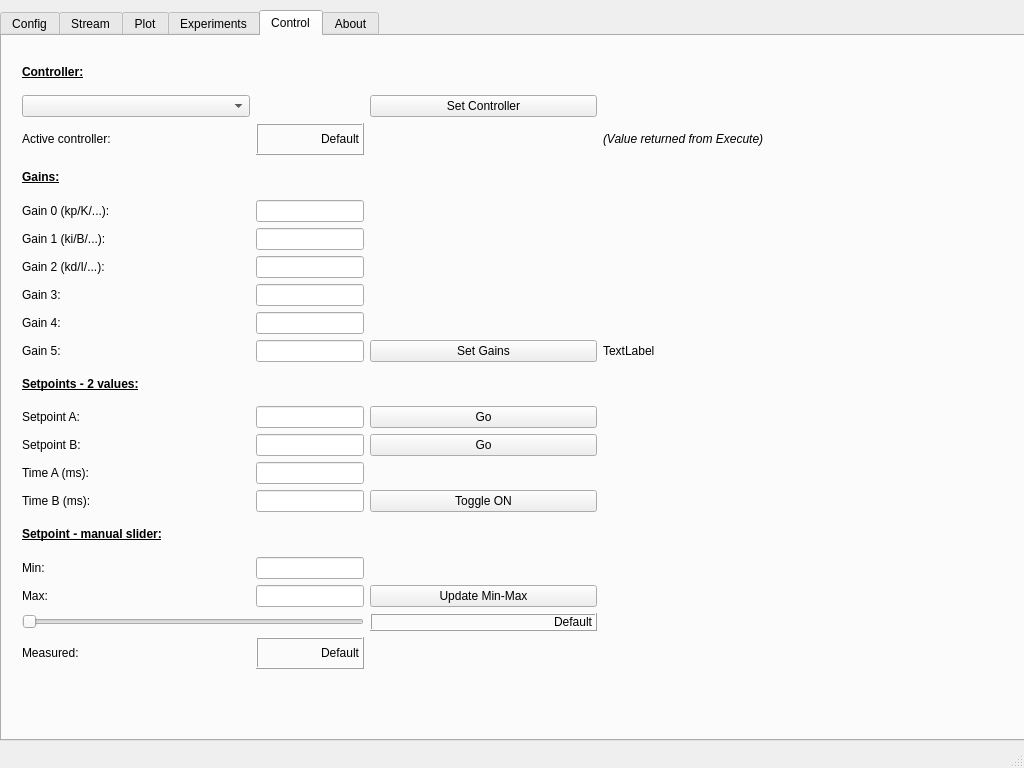
Above: execute-gui-1/mainwindow.ui from JFDuval/FlexSEA before the change. Below: the same form after it.
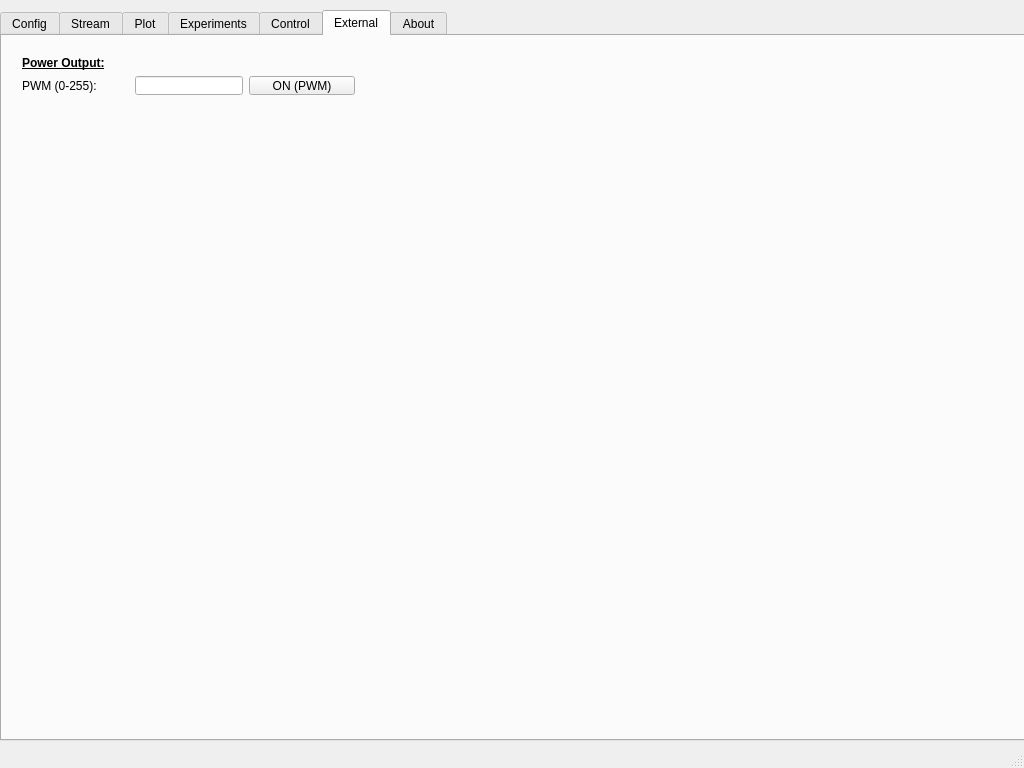
That is the form after the change. Custom widgets are drawn as their Qt base class.

Commit message: New External tab

Diff of the .ui file:
```diff
--- a/execute-gui-1/mainwindow.ui
+++ b/execute-gui-1/mainwindow.ui
@@ -42,7 +42,7 @@
      </rect>
     </property>
     <property name="currentIndex">
-     <number>4</number>
+     <number>5</number>
     </property>
     <widget class="QWidget" name="config">
      <attribute name="title">
@@ -2281,6 +2281,57 @@
       </layout>
      </widget>
     </widget>
+    <widget class="QWidget" name="external">
+     <attribute name="title">
+      <string>External</string>
+     </attribute>
+     <widget class="QWidget" name="gridLayoutWidget_8">
+      <property name="geometry">
+       <rect>
+        <x>9</x>
+        <y>9</y>
+        <width>355</width>
+        <height>61</height>
+       </rect>
+      </property>
+      <layout class="QGridLayout" name="gridLayout_9">
+       <item row="1" column="1">
+        <widget class="QLineEdit" name="ext_pwro_pwm">
+         <property name="sizePolicy">
+          <sizepolicy hsizetype="Fixed" vsizetype="Fixed">
+           <horstretch>0</horstretch>
+           <verstretch>0</verstretch>
+          </sizepolicy>
+         </property>
+         <property name="alignment">
+          <set>Qt::AlignRight|Qt::AlignTrailing|Qt::AlignVCenter</set>
+         </property>
+        </widget>
+       </item>
+       <item row="0" column="0">
+        <widget class="QLabel" name="label_63">
+         <property name="text">
+          <string>&lt;html&gt;&lt;head/&gt;&lt;body&gt;&lt;p&gt;&lt;span style=&quot; font-weight:600; text-decoration: underline;&quot;&gt;Power Output:&lt;/span&gt;&lt;/p&gt;&lt;/body&gt;&lt;/html&gt;</string>
+         </property>
+        </widget>
+       </item>
+       <item row="1" column="0">
+        <widget class="QLabel" name="label_64">
+         <property name="text">
+          <string>PWM (0-255):</string>
+         </property>
+        </widget>
+       </item>
+       <item row="1" column="2">
+        <widget class="QPushButton" name="pushButton_ext_pwro">
+         <property name="text">
+          <string>ON (PWM)</string>
+         </property>
+        </widget>
+       </item>
+      </layout>
+     </widget>
+    </widget>
     <widget class="QWidget" name="about">
      <attribute name="title">
       <string>About</string>
```
The commit also changes 5 other files.
